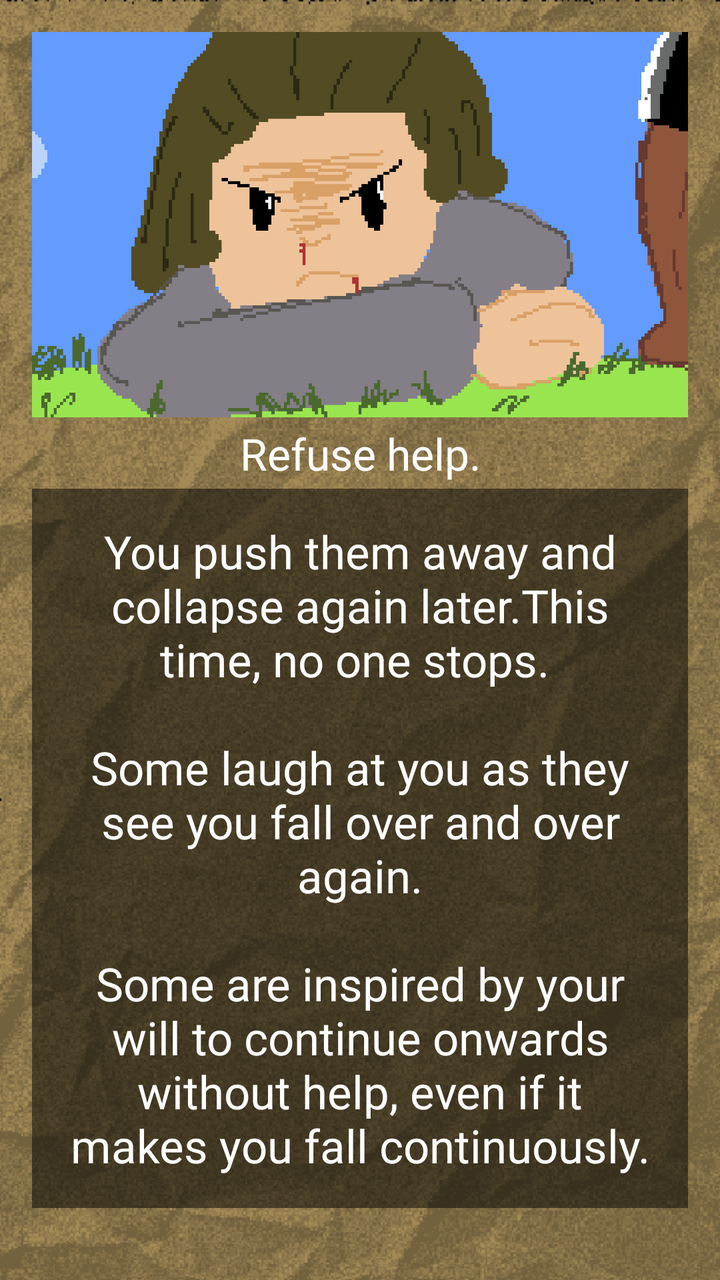
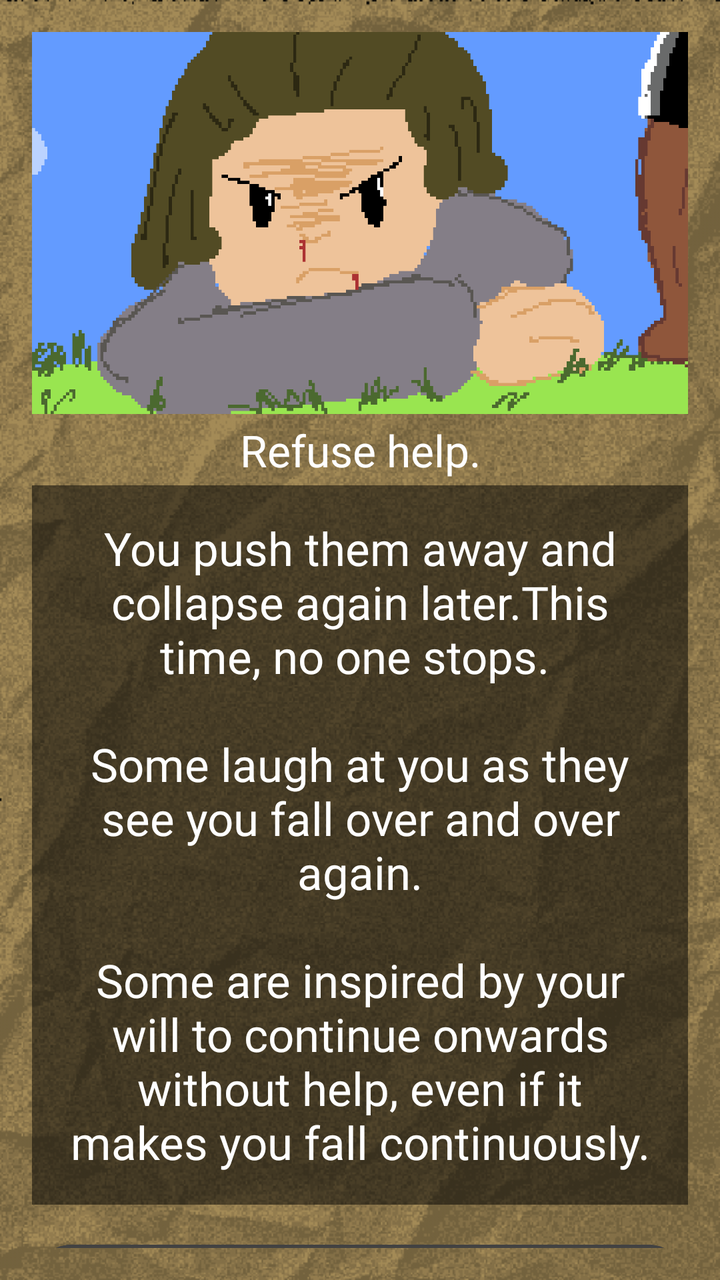

Compare the two renders of this Android layout. The source of the first and the diff that turns it into the second are given below.
<!-- AndroidManifest.xml: application theme Theme.ChoiceQuest -->
<!-- res/layout/activity_page2_2_2_3_2.xml -->
<?xml version="1.0" encoding="utf-8"?>
<LinearLayout xmlns:android="http://schemas.android.com/apk/res/android"
    xmlns:app="http://schemas.android.com/apk/res-auto"
    xmlns:tools="http://schemas.android.com/tools"
    android:layout_width="match_parent"
    android:layout_height="match_parent"
    android:id="@+id/page2_2_2_3_2"
    android:background="@drawable/papertexture_"
    android:backgroundTint="#f8e7c2"
    android:backgroundTintMode="multiply"
    android:gravity="center"
    android:orientation="vertical"
    android:padding="16dp"
    tools:context=".Page2_2_2_3_2">

    <View
        android:layout_width="match_parent"
        android:layout_height="0dp"
        android:layout_weight="1"/>

    <ImageView
        android:id="@+id/imageView"
        android:layout_width="412dp"
        android:layout_height="250dp"
        android:src="@drawable/page2_2_2_3_2"/>

    <View
        android:layout_width="match_parent"
        android:layout_height="1dp"
        android:layout_weight="0.1"/>
    <TextView
        android:layout_width="match_parent"
        android:layout_height="35dp"
        android:gravity="center"
        android:fontFamily="@font/pixelspace"
        android:textSize="22sp"
        android:text="Refuse help."
        android:textColor="@color/white"/>

    <TextView
        android:layout_width="match_parent"
        android:layout_height="wrap_content"
        android:id="@+id/tv_page2_2_2_3_2"
        android:layout_marginBottom="16dp"
        android:background="#80000000"
        android:fontFamily="@font/pixelgame_font"
        android:gravity="center"
        android:padding="16dp"
        android:text="You push them away and collapse again later.This time, no one stops.
\n\nSome laugh at you as they see you fall over and over again.\n\nSome are inspired by your will to continue onwards without help, even if it makes you fall continuously."
        android:textColor="@color/white"
        android:textSize="23sp" />

    <View
        android:layout_width="match_parent"
        android:layout_height="1dp"
        android:layout_weight="0.5"/>

    <Button
        android:id="@+id/btnLeaveTell"
        android:layout_width="410dp"
        android:layout_height="45dp"
        android:layout_marginBottom="16dp"
        android:background="@android:color/transparent"
        android:fontFamily="@font/quest_font"
        android:text="Go Back to Title Page"
        android:textSize="12sp"
        android:onClick="title24"/>

    <View
        android:layout_width="match_parent"
        android:layout_height="1dp"
        android:layout_weight="1"/>

</LinearLayout>
<!-- resources referenced by this layout -->
<resources>
  <color name="white">#FFFFFF</color>
  <!-- drawable page2_2_2_3_2: png bitmap (drawable, 27445 bytes) -->
  <!-- drawable papertexture_: png bitmap (drawable, 156948 bytes) -->
  <style name="Theme.ChoiceQuest" parent="Base.Theme.ChoiceQuest" />
  <style name="Base.Theme.ChoiceQuest" parent="Theme.Material3.DayNight.NoActionBar">
          
          
      </style>
</resources>

<!-- the commit's change to res/layout/activity_page2_2_2_3_2.xml (unified diff, before → after) -->
@@ -58,13 +58,13 @@
 
     <Button
         android:id="@+id/btnLeaveTell"
-        android:layout_width="410dp"
-        android:layout_height="45dp"
+        android:layout_width="match_parent"
+        android:layout_height="wrap_content"
         android:layout_marginBottom="16dp"
-        android:background="@android:color/transparent"
-        android:fontFamily="@font/quest_font"
+        android:textSize="10sp"
+        android:textColor="@color/white"
+        android:backgroundTint="@color/cardview_dark_background"        android:fontFamily="@font/quest_font"
         android:text="Go Back to Title Page"
-        android:textSize="12sp"
         android:onClick="title24"/>
 
     <View
